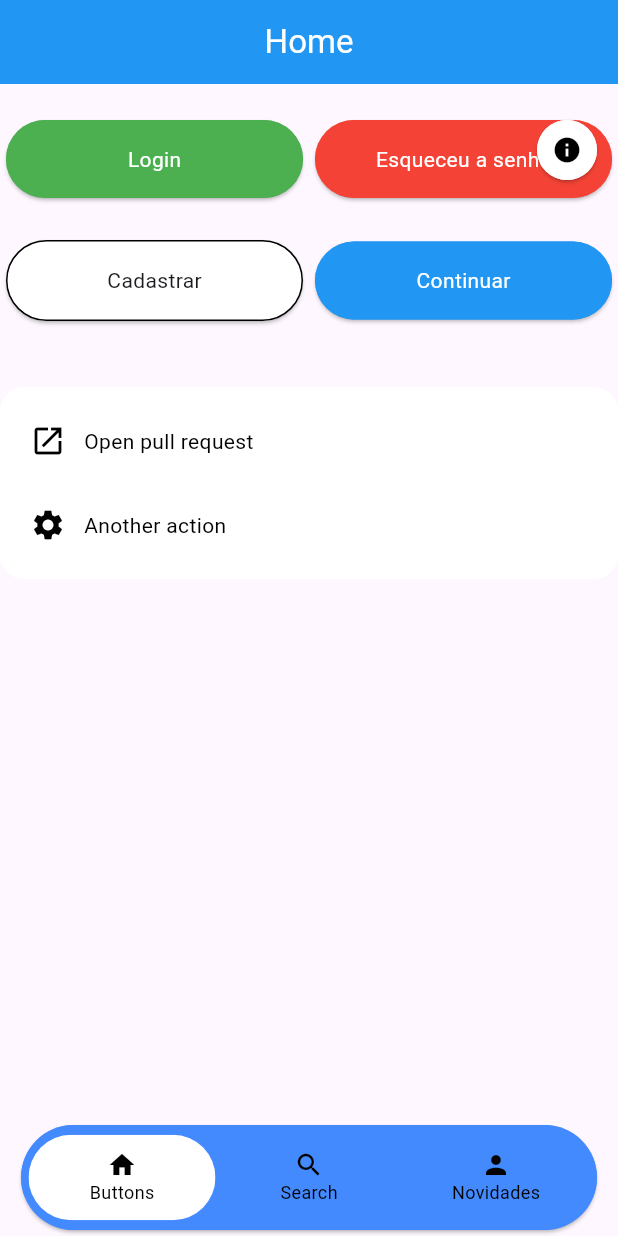
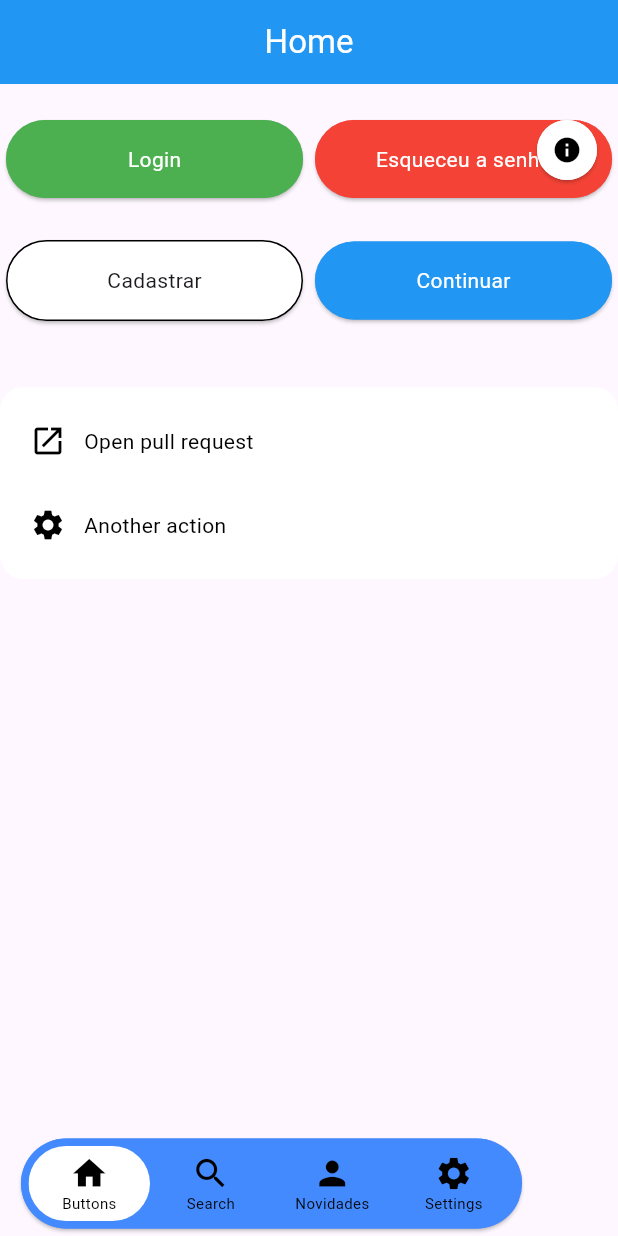
Before and after one commit to andrelucassvt/as-design-system, a Flutter app: the screen it shows after launch, on a phone screen of 412 x 824 dp. Run offline on Flutter 3.47's test engine with Material 3 defaults, Android fonts, the phone set to English and light mode, and no system bars.

Commit message:
mudancas na nav-bar

```diff
--- a/example/lib/main.dart
+++ b/example/lib/main.dart
@@ -80,13 +80,20 @@ class _MyHomePageState extends State<MyHomePage> {
           ),
           SafeArea(
             child: Align(
-              alignment: Alignment.bottomCenter,
+              alignment: Alignment.bottomLeft,
               child: AsNavbar(
                 key: Key('navbar $_selectedIndex'),
+                //height: 80,
+                width: MediaQuery.of(context).size.width - 50,
                 backgroundColor: Colors.blueAccent,
                 colorSelected: Colors.white,
                 indexSelected: _selectedIndex,
                 scrollController: _scrollControllers[_selectedIndex],
+
+                // floatingIconRight: AsNavIcon(
+                //   icon: Icon(Icons.add),
+                //   onTap: () {},
+                // ),
                 navIcons: [
                   AsNavIcon(
                     title: 'Buttons',
@@ -115,15 +122,15 @@ class _MyHomePageState extends State<MyHomePage> {
                       });
                     },
                   ),
-                  // AsNavIcon(
-                  //   title: 'Settings',
-                  //   icon: Icon(Icons.settings),
-                  //   onTap: () {
-                  //     setState(() {
-                  //       _selectedIndex = 3;
-                  //     });
-                  //   },
-                  // ),
+                  AsNavIcon(
+                    title: 'Settings',
+                    icon: Icon(Icons.settings),
+                    onTap: () {
+                      setState(() {
+                        _selectedIndex = 3;
+                      });
+                    },
+                  ),
                 ],
               ),
             ),
--- a/lib/navbar/as_navbar.dart
+++ b/lib/navbar/as_navbar.dart
@@ -9,6 +9,7 @@ class AsNavbar extends StatefulWidget {
     super.key,
     required this.navIcons,
     required this.indexSelected,
+    this.floatingIconLeft,
     this.floatingIconRight,
     this.colorSelected,
     this.scrollController,
@@ -16,8 +17,10 @@ class AsNavbar extends StatefulWidget {
     this.padding,
     this.backgroundColor,
     this.colorItemSelected,
+    this.width,
   });
   final List<AsNavIcon> navIcons;
+  final AsNavIcon? floatingIconLeft;
   final AsNavIcon? floatingIconRight;
   final int indexSelected;
   final Color? colorSelected;
@@ -26,6 +29,7 @@ class AsNavbar extends StatefulWidget {
   final EdgeInsetsGeometry? padding;
   final Color? backgroundColor;
   final Color? colorItemSelected;
+  final double? width;
 
   @override
   State<AsNavbar> createState() => _AsNavbarState();
@@ -62,7 +66,10 @@ class _AsNavbarState extends State<AsNavbar> {
 
   @override
   Widget build(BuildContext context) {
-    return Padding(
+    return SizedBox(
+      width: widget.width,
+      height: 70,
+      child: Padding(
         padding: widget.padding ?? const EdgeInsets.symmetric(horizontal: 10),
         child: AnimatedSwitcher(
           duration: Duration(milliseconds: 500),
@@ -81,7 +88,6 @@ class _AsNavbarState extends State<AsNavbar> {
               ? InkWell(
                   splashColor: Colors.transparent,
                   highlightColor: Colors.transparent,
-
                   onTap: () {
                     setState(() {
                       isScroll = false;
@@ -116,19 +122,35 @@ class _AsNavbarState extends State<AsNavbar> {
                   crossAxisAlignment: CrossAxisAlignment.center,
                   mainAxisSize: MainAxisSize.min,
                   children: [
+                    if (widget.floatingIconLeft != null) ...[
+                      InkWell(
+                        onTap: widget.floatingIconLeft!.onTap,
+                        splashColor: Colors.transparent,
+                        highlightColor: Colors.transparent,
+                        child: AsBaseContainer(
+                          shape: BoxShape.circle,
+                          width: 60,
+                          height: 60,
+                          elevation: 1,
+                          color: widget.backgroundColor,
+                          enableBorder: widget.enableBorder,
+                          child: _onTapIcon(widget.floatingIconLeft!),
+                        ),
+                      ),
+                      const SizedBox(width: 5),
+                    ],
                     Expanded(
                       child: AsBaseContainer(
                         padding: const EdgeInsets.all(5),
                         enableBorder: widget.enableBorder,
                         elevation: 1,
                         color: widget.backgroundColor,
-                      constraints: BoxConstraints(maxHeight: 70, minHeight: 70),
                         child: Row(
                           mainAxisAlignment: MainAxisAlignment.spaceEvenly,
-                        children: widget.navIcons.asMap().entries.take(4).map((
-                          item,
-                        ) {
-                          final isSelected = item.key == widget.indexSelected;
+                          children: widget.navIcons.asMap().entries.take(4).map(
+                            (item) {
+                              final isSelected =
+                                  item.key == widget.indexSelected;
                               return Expanded(
                                 child: InkWell(
                                   onTap: item.value.onTap,
@@ -137,7 +159,7 @@ class _AsNavbarState extends State<AsNavbar> {
                                   child: AsBaseContainer(
                                     padding: isSelected
                                         ? const EdgeInsets.symmetric(
-                                        vertical: 10,
+                                            vertical: 5,
                                             horizontal: 0,
                                           )
                                         : null,
@@ -152,7 +174,8 @@ class _AsNavbarState extends State<AsNavbar> {
                                   ),
                                 ),
                               );
-                        }).toList(),
+                            },
+                          ).toList(),
                         ),
                       ),
                     ),
@@ -176,6 +199,7 @@ class _AsNavbarState extends State<AsNavbar> {
                   ],
                 ),
         ),
+      ),
     );
   }
 
@@ -185,7 +209,7 @@ class _AsNavbarState extends State<AsNavbar> {
         color: isSelected
             ? widget.colorItemSelected ?? AsColorBase.iconColor(context)
             : AsColorBase.iconColor(context),
-        size: size ?? (item.title != null ? 20 : 26),
+        size: size ?? 26,
       ),
       child: item.icon,
     );
@@ -206,7 +230,7 @@ class _AsNavbarState extends State<AsNavbar> {
               color: isSelected
                   ? widget.colorItemSelected ?? AsColorBase.textColor(context)
                   : AsColorBase.textColor(context),
-              fontSize: 12,
+              fontSize: 10,
             ),
           ),
       ],
```
Lines whose indentation alone changed are shown as unchanged.
